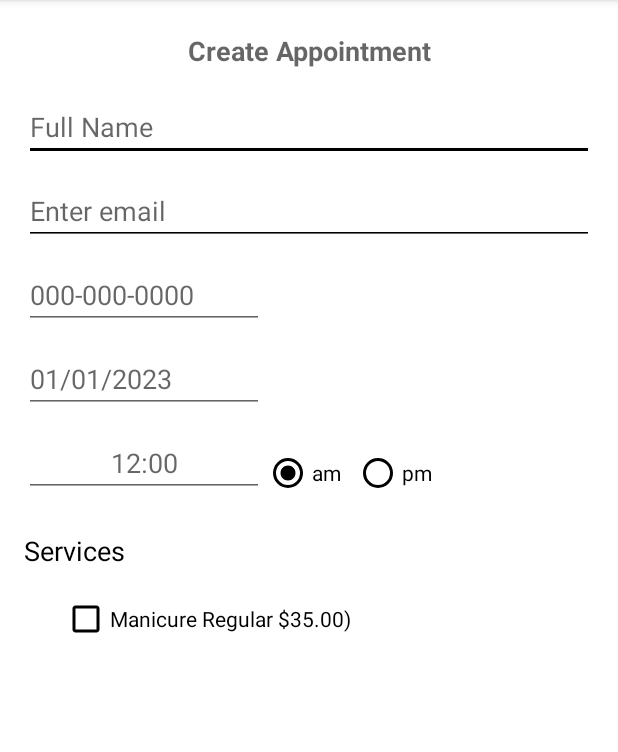
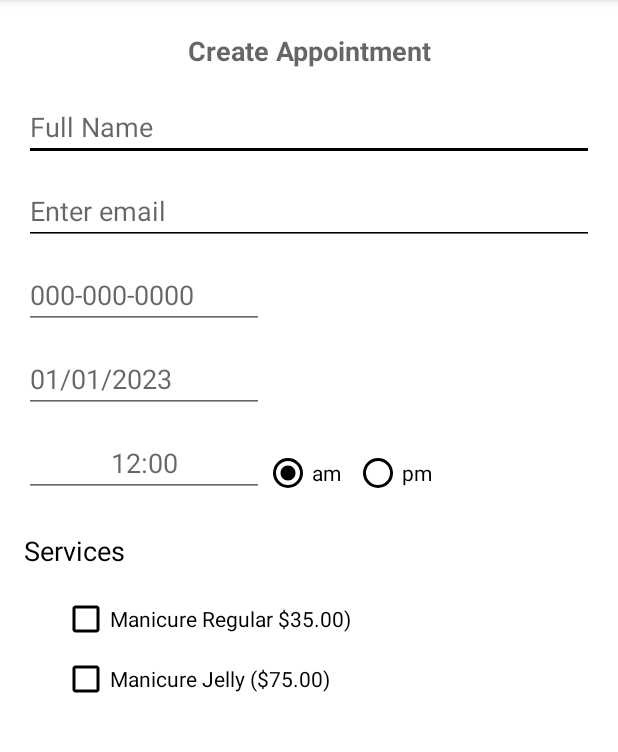
Before and after one commit to fcamas/OnSchedule, an Android app: the NailsCreateActivity screen opened directly, with no data from a screen before it, on a phone screen of 412 x 824 dp, the part 84-836 px from its top. Run offline under Robolectric (Android 15) with nearby library versions, the phone set to English and light mode, and no system bars.

Commit message:
added check box for services 2

```diff
--- a/app/src/main/res/layout/activity_nails_create.xml
+++ b/app/src/main/res/layout/activity_nails_create.xml
@@ -140,6 +140,20 @@
         app:layout_constraintEnd_toEndOf="parent"
         app:layout_constraintStart_toStartOf="parent"
         app:layout_constraintTop_toBottomOf="@+id/services" />
+    <CheckBox
+        android:id="@+id/s_2"
+        android:layout_width="200dp"
+        android:layout_height="30dp"
+        android:layout_marginStart="16dp"
+        android:layout_marginLeft="16dp"
+        android:layout_marginTop="10dp"
+        android:layout_marginEnd="145dp"
+        android:layout_marginRight="16dp"
+        android:buttonTint="@color/black"
+        android:text="Manicure Jelly ($75.00)"
+        app:layout_constraintEnd_toEndOf="parent"
+        app:layout_constraintStart_toStartOf="parent"
+        app:layout_constraintTop_toBottomOf="@+id/s_1" />
 
 
 
```
